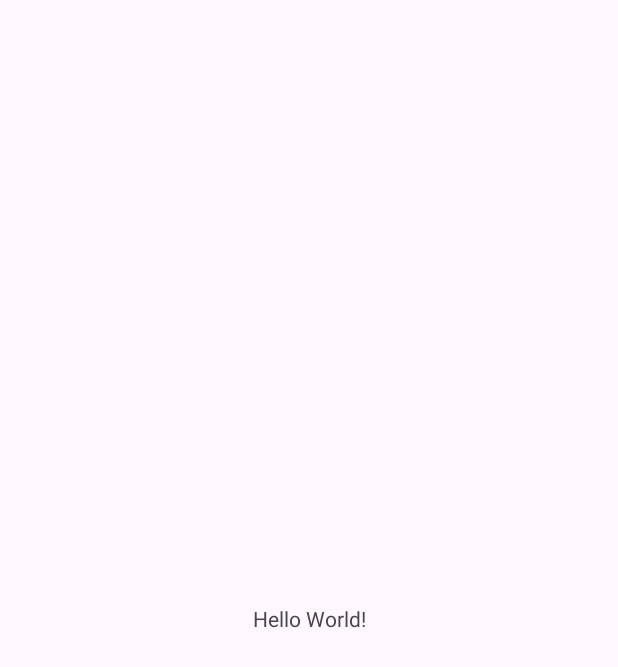
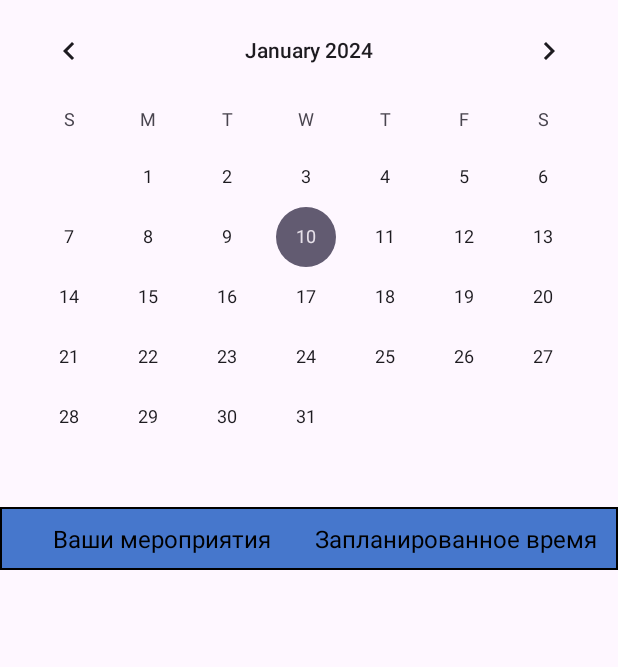
Before and after one commit to DenisKorostilev/datebook, an Android app: the screen it shows after launch (MainActivity), on a phone screen of 412 x 824 dp. Before the commit the part shown is almost empty. Shown: the top 667 px of the screen. Run offline under Robolectric (Android 15) with nearby library versions, the phone set to English and light mode, and no system bars; libraries missing offline, so code that uses them is left out: by.kirich1409.viewbindingdelegate; 1 statement that could not run was skipped.

Commit message:
add Fragment, Koin(DI) and Navigation

```diff
--- a/app/build.gradle.kts
+++ b/app/build.gradle.kts
@@ -1,6 +1,13 @@
+buildscript {
+    dependencies {
+        classpath("androidx.navigation:navigation-safe-args-gradle-plugin:2.7.6")
+    }
+}
+
 plugins {
     id("com.android.application")
     id("org.jetbrains.kotlin.android")
+    id("androidx.navigation.safeargs")
 }
 
 android {
@@ -30,9 +37,18 @@ android {
     kotlinOptions {
         jvmTarget = "1.8"
     }
+    buildFeatures {
+        viewBinding = true
+    }
 }
 
 dependencies {
+    // View Binding
+    implementation("com.github.kirich1409:viewbindingpropertydelegate-full:1.5.9")
+    // Navigation
+    implementation("androidx.navigation:navigation-fragment-ktx:2.7.6")
+    // Dependency Injection
+    implementation("io.insert-koin:koin-android:3.4.1")
 
     implementation("androidx.core:core-ktx:1.12.0")
     implementation("androidx.appcompat:appcompat:1.6.1")
--- a/app/src/main/AndroidManifest.xml
+++ b/app/src/main/AndroidManifest.xml
@@ -3,6 +3,7 @@
     xmlns:tools="http://schemas.android.com/tools">
 
     <application
+        android:name=".di.Application"
         android:allowBackup="true"
         android:dataExtractionRules="@xml/data_extraction_rules"
         android:fullBackupContent="@xml/backup_rules"
@@ -13,7 +14,7 @@
         android:theme="@style/Theme.Datebook"
         tools:targetApi="31">
         <activity
-            android:name=".MainActivity"
+            android:name=".presentation.MainActivity"
             android:exported="true">
             <intent-filter>
                 <action android:name="android.intent.action.MAIN" />
--- /dev/null
+++ b/app/src/main/java/com/example/datebook/di/Application.kt
@@ -0,0 +1,15 @@
+package com.example.datebook.di
+
+import android.app.Application
+import org.koin.core.context.startKoin
+import org.koin.dsl.module
+
+class Application : Application() {
+    override fun onCreate() {
+        super.onCreate()
+        val appModule = module {}
+        startKoin {
+            modules(appModule)
+        }
+    }
+}
--- /dev/null
+++ b/app/src/main/java/com/example/datebook/presentation/EventsFragment.kt
@@ -0,0 +1,15 @@
+package com.example.datebook.presentation
+
+import android.os.Bundle
+import android.view.View
+import androidx.fragment.app.Fragment
+import by.kirich1409.viewbindingdelegate.viewBinding
+import com.example.datebook.R
+import com.example.datebook.databinding.EventsFragmentBinding
+
+class EventsFragment : Fragment(R.layout.events_fragment) {
+    private val binding: EventsFragmentBinding by viewBinding()
+    override fun onViewCreated(view: View, savedInstanceState: Bundle?) {
+        super.onViewCreated(view, savedInstanceState)
+    }
+}
--- a/app/src/main/java/com/example/datebook/MainActivity.kt
+++ b/app/src/main/java/com/example/datebook/presentation/MainActivity.kt
@@ -1,7 +1,8 @@
-package com.example.datebook
+package com.example.datebook.presentation
 
 import android.os.Bundle
 import androidx.appcompat.app.AppCompatActivity
+import com.example.datebook.R
 
 class MainActivity : AppCompatActivity() {
     override fun onCreate(savedInstanceState: Bundle?) {
--- /dev/null
+++ b/app/src/main/res/drawable/separator.xml
@@ -0,0 +1,7 @@
+<?xml version="1.0" encoding="UTF-8"?>
+<shape xmlns:android="http://schemas.android.com/apk/res/android"
+    android:shape="rectangle">
+    <stroke
+        android:width="1dp"
+        android:color="#CCCCCC" />
+</shape>
--- /dev/null
+++ b/app/src/main/res/drawable/separator_title.xml
@@ -0,0 +1,8 @@
+<?xml version="1.0" encoding="UTF-8"?>
+<shape xmlns:android="http://schemas.android.com/apk/res/android"
+    android:shape="rectangle">
+    <stroke
+        android:width="1dp"
+        android:color="@color/black" />
+    <solid android:color="@color/blue" />
+</shape>
--- a/app/src/main/res/layout/activity_main.xml
+++ b/app/src/main/res/layout/activity_main.xml
@@ -1,18 +1,11 @@
 <?xml version="1.0" encoding="utf-8"?>
-<androidx.constraintlayout.widget.ConstraintLayout xmlns:android="http://schemas.android.com/apk/res/android"
+<androidx.fragment.app.FragmentContainerView xmlns:android="http://schemas.android.com/apk/res/android"
     xmlns:app="http://schemas.android.com/apk/res-auto"
-    xmlns:tools="http://schemas.android.com/tools"
+    android:id="@+id/nav_host_fragment"
+    android:name="androidx.navigation.fragment.NavHostFragment"
     android:layout_width="match_parent"
     android:layout_height="match_parent"
-    tools:context=".MainActivity">
+    app:defaultNavHost="true"
+    app:navGraph="@navigation/nav_graph">
 
-    <TextView
-        android:layout_width="wrap_content"
-        android:layout_height="wrap_content"
-        android:text="Hello World!"
-        app:layout_constraintBottom_toBottomOf="parent"
-        app:layout_constraintEnd_toEndOf="parent"
-        app:layout_constraintStart_toStartOf="parent"
-        app:layout_constraintTop_toTopOf="parent" />
-
-</androidx.constraintlayout.widget.ConstraintLayout>
+</androidx.fragment.app.FragmentContainerView>
--- /dev/null
+++ b/app/src/main/res/layout/events_fragment.xml
@@ -0,0 +1,48 @@
+<?xml version="1.0" encoding="utf-8"?>
+<androidx.constraintlayout.widget.ConstraintLayout xmlns:android="http://schemas.android.com/apk/res/android"
+    xmlns:app="http://schemas.android.com/apk/res-auto"
+    xmlns:tools="http://schemas.android.com/tools"
+    android:layout_width="match_parent"
+    android:layout_height="match_parent"
+    tools:context=".presentation.EventsFragment">
+
+    <CalendarView
+        android:id="@+id/calendar"
+        android:layout_width="match_parent"
+        android:layout_height="wrap_content"
+        app:layout_constraintStart_toStartOf="parent"
+        app:layout_constraintTop_toTopOf="parent" />
+
+    <LinearLayout
+        android:id="@+id/title"
+        android:layout_width="match_parent"
+        android:layout_height="wrap_content"
+        android:background="@drawable/separator_title"
+        android:orientation="horizontal"
+        android:padding="10dp"
+        app:layout_constraintEnd_toEndOf="parent"
+        app:layout_constraintStart_toStartOf="parent"
+        app:layout_constraintTop_toBottomOf="@id/calendar">
+
+        <TextView
+            android:id="@+id/myTask"
+            android:layout_width="0dp"
+            android:layout_height="wrap_content"
+            android:layout_weight="1"
+            android:gravity="center"
+            android:text="@string/events"
+            android:textColor="@color/black"
+            android:textSize="16sp" />
+
+        <TextView
+            android:id="@+id/time"
+            android:layout_width="0dp"
+            android:layout_height="wrap_content"
+            android:layout_weight="1"
+            android:gravity="center"
+            android:text="@string/time"
+            android:textColor="@color/black"
+            android:textSize="16sp" />
+    </LinearLayout>
+
+</androidx.constraintlayout.widget.ConstraintLayout>
--- /dev/null
+++ b/app/src/main/res/navigation/nav_graph.xml
@@ -0,0 +1,14 @@
+<?xml version="1.0" encoding="utf-8"?>
+<navigation xmlns:android="http://schemas.android.com/apk/res/android"
+    xmlns:app="http://schemas.android.com/apk/res-auto"
+    xmlns:tools="http://schemas.android.com/tools"
+    android:id="@+id/nav_graph"
+    app:startDestination="@id/eventsFragment">
+    <fragment
+        android:id="@+id/eventsFragment"
+        android:name="com.example.datebook.presentation.EventsFragment"
+        android:label="events_fragment"
+        tools:layout="@layout/events_fragment" >
+    </fragment>
+
+</navigation>
--- a/app/src/main/res/values/colors.xml
+++ b/app/src/main/res/values/colors.xml
@@ -2,4 +2,5 @@
 <resources>
     <color name="black">#FF000000</color>
     <color name="white">#FFFFFFFF</color>
+    <color name="blue">#4677CC</color>
 </resources>
--- a/app/src/main/res/values/strings.xml
+++ b/app/src/main/res/values/strings.xml
@@ -1,3 +1,9 @@
 <resources>
     <string name="app_name">datebook</string>
+    <string name="mainText">Запланировать дело</string>
+    <string name="dateStart">10:00</string>
+    <string name="dateFinish">11:00</string>
+    <string name="events">Ваши мероприятия</string>
+    <string name="time">Запланированное время</string>
+    <string name="dash">—</string>
 </resources>
--- a/build.gradle.kts
+++ b/build.gradle.kts
@@ -2,4 +2,5 @@
 plugins {
     id("com.android.application") version "8.1.1" apply false
     id("org.jetbrains.kotlin.android") version "1.9.0" apply false
+    id("androidx.navigation.safeargs") version "2.5.3" apply false
 }
```
